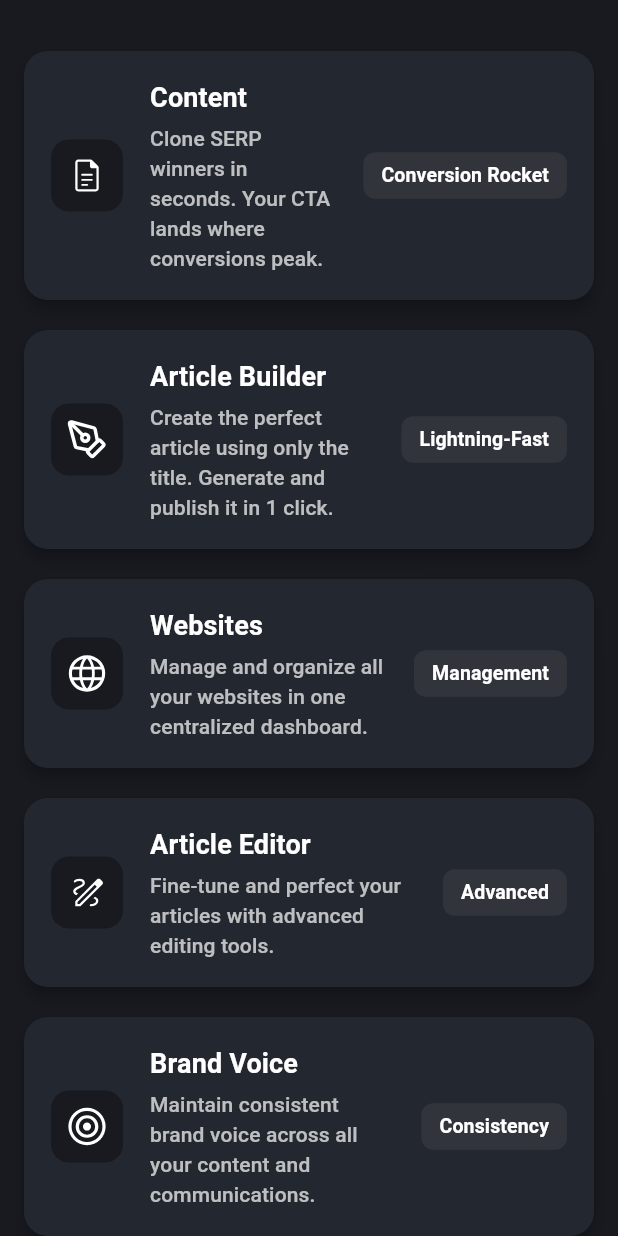
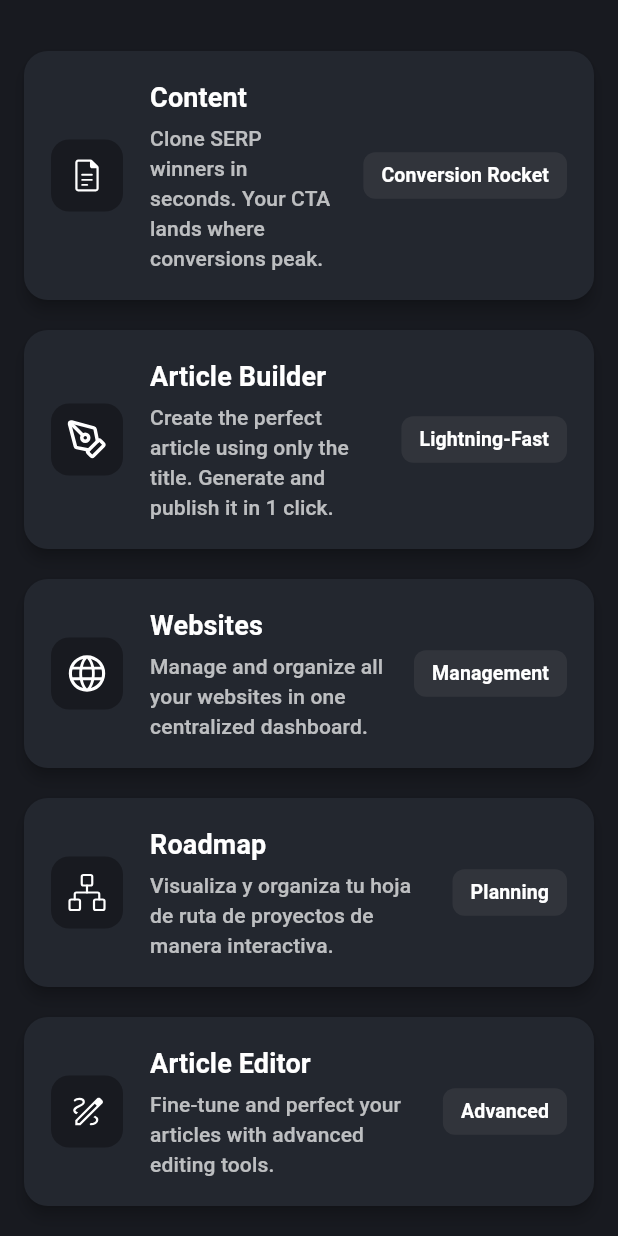
Before and after one commit to FernandoHV93/tamer_dev_front, a Flutter app: the screen it shows after launch, on a phone screen of 412 x 824 dp. Run offline on Flutter 3.47's test engine with Material 3 defaults, Android fonts, the phone set to English and light mode, and no system bars; our stand-ins replace file_picker, flutter_svg, font_awesome_flutter.

Commit message:
svg for roadmap

```diff
--- a/lib/core/api/backend_urls.dart
+++ b/lib/core/api/backend_urls.dart
@@ -6,6 +6,8 @@ class BackendUrls {
   static String titleRunAnalysis = '/title_run_analysis_first';
 
   static String baseUrl = 'https://backend.tamercode.com';
+  static String saveRoadmap = '/new_roadmap';
+  static String loadRoadmap = '/get_roadmap';
 
   // // static String baseUrl = String.fromEnvironment('BASE_URL',
   //     defaultValue: 'https://backend.tamercode.com');
--- a/lib/features/home/home_screen.dart
+++ b/lib/features/home/home_screen.dart
@@ -92,6 +92,21 @@ class _HomeScreenState extends State<HomeScreen> {
               },
             ),
             FeatureButton(
+              iconPath: 'assets/images/icons/network.svg',
+              title: 'Roadmap',
+              description:
+                  'Visualiza y organiza tu hoja de ruta de proyectos de manera interactiva.',
+              badgeText: 'Planning',
+              onPressed: () {
+                Navigator.push(
+                  context,
+                  MaterialPageRoute(
+                    builder: (context) => const RoadmapScreen(),
+                  ),
+                );
+              },
+            ),
+            FeatureButton(
               iconPath: 'assets/images/icons/edit.svg',
               title: 'Article Editor',
               description:
@@ -119,21 +134,6 @@ class _HomeScreenState extends State<HomeScreen> {
                   'Configure API connections and manage integrations with external services.',
               badgeText: 'Configuration',
               onPressed: () {},
-            ),
-            FeatureButton(
-              iconPath: 'assets/images/icons/settings.svg',
-              title: 'Roadmap',
-              description:
-                  'Visualiza y organiza tu hoja de ruta de proyectos de manera interactiva.',
-              badgeText: 'Planning',
-              onPressed: () {
-                Navigator.push(
-                  context,
-                  MaterialPageRoute(
-                    builder: (context) => const RoadmapScreen(),
-                  ),
-                );
-              },
             ),
             // Sección Last Articles
             const SizedBox(height: 32),
```
Also changed, not shown: lib/features/roadmap/data/repository/roadmap_repo_impl.dart (+43 -5 lines), assets/images/icons/network.svg (added).
